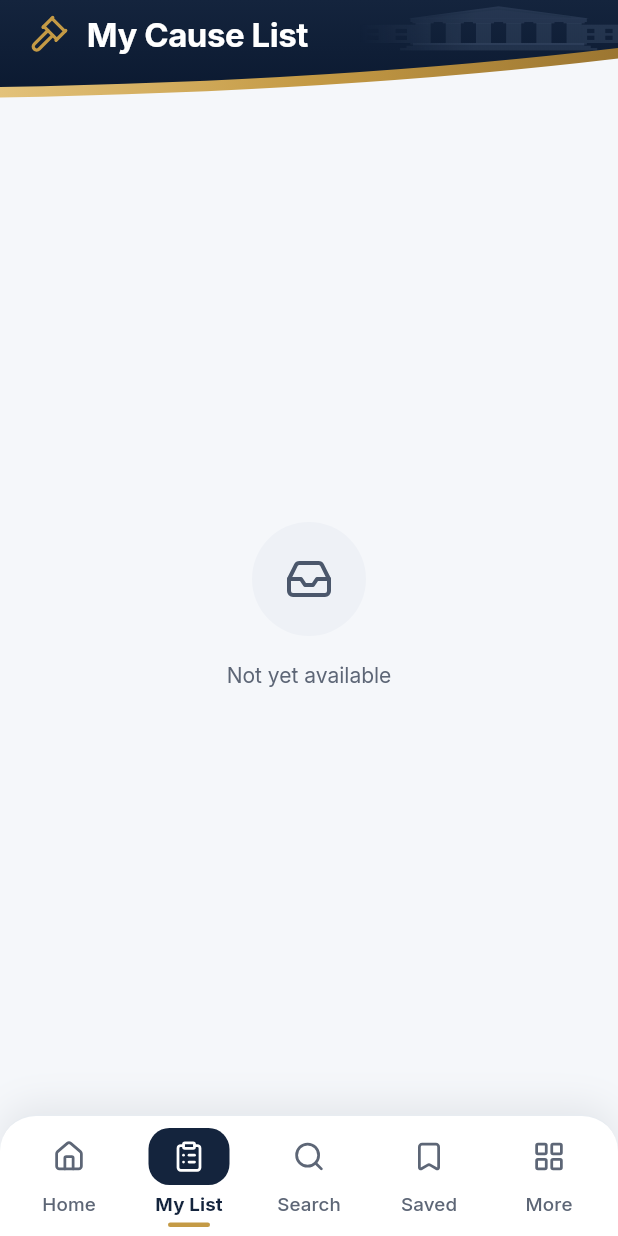
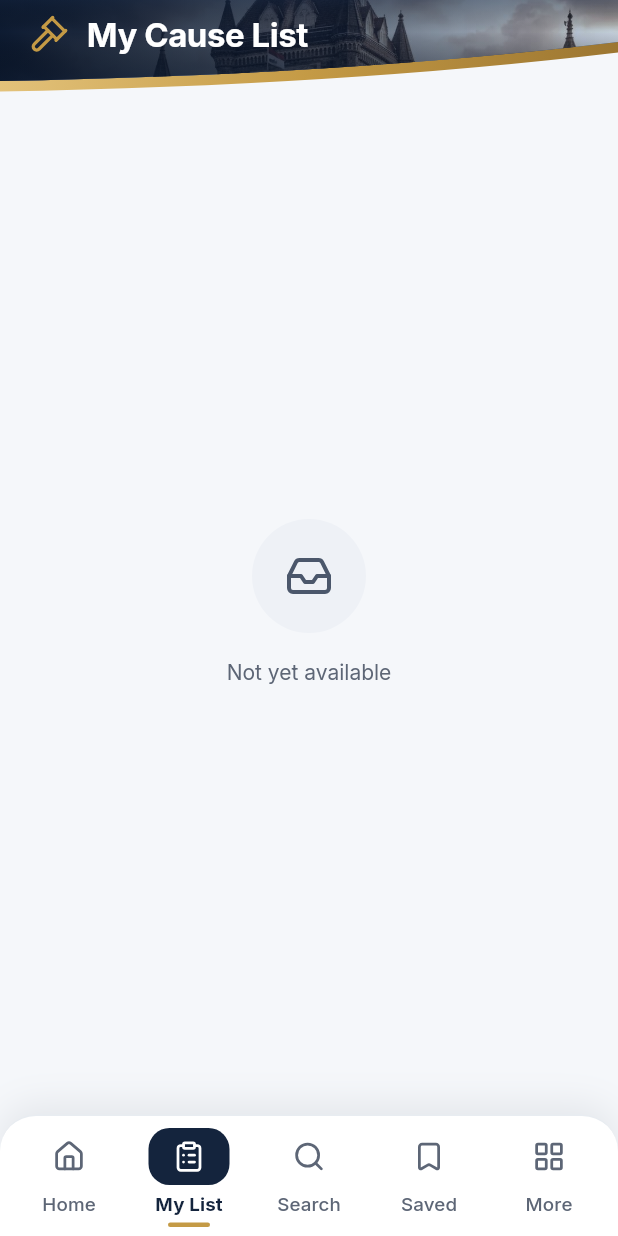
Before and after one commit to Advocatemate/advocatemate, a Flutter app: the DashboardScreen screen opened by its route, after a tap on "My Cause List · Today", on a phone screen of 412 x 824 dp. Run offline on Flutter 3.47's test engine with Material 3 defaults, Android fonts, the phone set to English and light mode, and no system bars; our stand-ins replace dio, firebase_core, firebase_crashlytics, firebase_messaging, flutter_riverpod, flutter_secure_storage and 7 more; missing offline and left inert: pdfx; accounts and stored records are empty; network calls fail; statements that could not run were skipped.

Commit message:
Add the AdvocateMate logo and courthouse photo; rework the dark theme
- Logo: the owner's emblem as BrandMark (home, splash, sign-in, banner)
  and as the Android/iOS launcher icons.
- Home and My List headers use the owner's courthouse photo, navy-toned
  and clipped to the gold curve, with a fade that keeps text readable;
  the Justice for All banner uses a gold-toned version. The drawn
  courthouse is removed.
- Dark theme: charcoal surfaces with gold accents instead of all-blue;
  navy only in hero headers; feature cards get charcoal gradients with a
  faint gold edge (new featureTop/featureBottom/featureBorder tokens).
- My List spacing tightened so the first cases fit on a 900-dp screen.

Co-Authored-By: Claude Opus 5.5 <noreply@anthropic.com>

```diff
--- a/mobile/lib/features/authentication/auth_layout.dart
+++ b/mobile/lib/features/authentication/auth_layout.dart
@@ -38,7 +38,7 @@ class AuthLayout extends StatelessWidget {
                     padding: EdgeInsets.fromLTRB(AppSpacing.xl, compactHero ? 28 : 44, AppSpacing.xl, 72),
                     child: Column(
                       children: [
-                        BrandMark(size: compactHero ? 60 : 76),
+                        BrandMark(size: compactHero ? 76 : 96),
                         const SizedBox(height: AppSpacing.lg),
                         Text(
                           l.appName,
--- a/mobile/lib/features/authentication/splash_screen.dart
+++ b/mobile/lib/features/authentication/splash_screen.dart
@@ -40,7 +40,7 @@ class _SplashScreenState extends ConsumerState<SplashScreen> {
             child: Column(
               children: [
                 const Spacer(flex: 3),
-                const FadeSlideIn(child: BrandMark(size: 92)),
+                const FadeSlideIn(child: BrandMark(size: 128)),
                 const SizedBox(height: AppSpacing.xl),
                 FadeSlideIn(
                   order: 1,
--- a/mobile/lib/features/dashboard/dashboard_screen.dart
+++ b/mobile/lib/features/dashboard/dashboard_screen.dart
@@ -93,14 +93,8 @@ class _Hero extends StatelessWidget {
       painter: HeroBackgroundPainter(top: tk.heroTop, bottom: tk.heroBottom, curve: 44),
       child: Stack(
         children: [
-          Positioned(
-            right: 0,
-            bottom: 40,
-            width: MediaQuery.sizeOf(context).width * .55,
-            height: 190,
-            child: const ExcludeSemantics(
-              child: CustomPaint(painter: CourthousePainter(color: Color(0x388FA6C9))),
-            ),
+          Positioned.fill(
+            child: HeroPhoto(top: tk.heroTop, bottom: tk.heroBottom, curve: 44),
           ),
           SafeArea(
             bottom: false,
@@ -111,7 +105,7 @@ class _Hero extends StatelessWidget {
                 children: [
                   Row(
                     children: [
-                      const Icon(LucideIcons.scale, color: AppColors.gold, size: 40),
+                      const BrandMark(size: 52, shadow: false),
                       const SizedBox(width: AppSpacing.md),
                       Expanded(
                         child: Column(
@@ -271,10 +265,11 @@ class _MyListCard extends StatelessWidget {
     return DecoratedBox(
       decoration: BoxDecoration(
         borderRadius: br,
-        gradient: const LinearGradient(
+        border: Border.all(color: context.tokens.featureBorder),
+        gradient: LinearGradient(
           begin: Alignment.topLeft,
           end: Alignment.bottomRight,
-          colors: [AppColors.navy, AppColors.navyDeep],
+          colors: [context.tokens.featureTop, context.tokens.featureBottom],
         ),
         boxShadow: const [BoxShadow(color: Color(0x330B1930), blurRadius: 18, offset: Offset(0, 8))],
       ),
@@ -667,24 +662,37 @@ class _JusticeBanner extends StatelessWidget {
       clipBehavior: Clip.antiAlias,
       decoration: BoxDecoration(
         borderRadius: BorderRadius.circular(20),
-        gradient: const LinearGradient(colors: [AppColors.navyDeep, AppColors.navy, AppColors.navyLight]),
+        border: Border.all(color: context.tokens.featureBorder),
+        gradient: LinearGradient(
+          colors: Theme.of(context).brightness == Brightness.light
+              ? const [AppColors.navyDeep, AppColors.navy, AppColors.navyLight]
+              : [context.tokens.featureBottom, context.tokens.featureTop],
+        ),
       ),
       child: Stack(
         children: [
+          // Gold-toned courthouse photo fading in from the right.
           Positioned(
-            right: -6,
-            top: 10,
+            right: 0,
+            top: 0,
             bottom: 0,
-            width: 150,
-            child: const ExcludeSemantics(
-              child: CustomPaint(painter: CourthousePainter(color: Color(0x66C49A45))),
+            width: 170,
+            child: ExcludeSemantics(
+              child: ShaderMask(
+                blendMode: BlendMode.dstIn,
+                shaderCallback: (r) => const LinearGradient(
+                  colors: [Colors.transparent, Color(0xCCFFFFFF), Colors.white],
+                  stops: [0, .45, 1],
+                ).createShader(r),
+                child: Image.asset('assets/images/court_banner.jpg', fit: BoxFit.cover, alignment: Alignment.topCenter),
+              ),
             ),
           ),
           Padding(
             padding: const EdgeInsets.symmetric(horizontal: AppSpacing.lg + 4),
             child: Row(
               children: [
-                const Icon(LucideIcons.scale, color: AppColors.gold, size: 44),
+                const BrandMark(size: 56, shadow: false),
                 Container(
                   width: 1,
                   height: 48,
--- a/mobile/lib/features/my_cause_list/my_cause_list_screen.dart
+++ b/mobile/lib/features/my_cause_list/my_cause_list_screen.dart
@@ -166,7 +166,7 @@ class _MyCauseListScreenState extends ConsumerState<MyCauseListScreen> {
         else
           for (final g in groups) ...[
             Padding(
-              padding: AppLayout.page(context, top: AppSpacing.lg, bottom: AppSpacing.md - 2),
+              padding: AppLayout.page(context, top: AppSpacing.md, bottom: AppSpacing.sm + 2),
               child: _CourtHeader(court: g.court, count: g.cases.length),
             ),
             for (final c in g.cases)
@@ -212,19 +212,13 @@ class _ListHeader extends StatelessWidget {
       painter: HeroBackgroundPainter(top: tk.heroTop, bottom: tk.heroBottom, curve: 26),
       child: Stack(
         children: [
-          Positioned(
-            right: 0,
-            top: 0,
-            bottom: 30,
-            width: MediaQuery.sizeOf(context).width * .42,
-            child: const ExcludeSemantics(
-              child: CustomPaint(painter: CourthousePainter(color: Color(0x268FA6C9))),
-            ),
+          Positioned.fill(
+            child: HeroPhoto(top: tk.heroTop, bottom: tk.heroBottom, curve: 26, textSide: .97),
           ),
           SafeArea(
             bottom: false,
             child: Padding(
-              padding: const EdgeInsets.only(top: AppSpacing.sm, bottom: 28),
+              padding: const EdgeInsets.only(top: AppSpacing.sm, bottom: 24),
               child: Column(
                 crossAxisAlignment: CrossAxisAlignment.start,
                 children: [
@@ -291,10 +285,11 @@ class _SummaryCard extends StatelessWidget {
       clipBehavior: Clip.antiAlias,
       decoration: BoxDecoration(
         borderRadius: BorderRadius.circular(22),
-        gradient: const LinearGradient(
+        border: Border.all(color: context.tokens.featureBorder),
+        gradient: LinearGradient(
           begin: Alignment.topLeft,
           end: Alignment.bottomRight,
-          colors: [AppColors.navy, AppColors.navyDeep],
+          colors: [context.tokens.featureTop, context.tokens.featureBottom],
         ),
         boxShadow: const [BoxShadow(color: Color(0x330B1930), blurRadius: 18, offset: Offset(0, 8))],
       ),
@@ -313,7 +308,7 @@ class _SummaryCard extends StatelessWidget {
             child: CustomPaint(painter: GoldSwooshPainter()),
           ),
           Padding(
-            padding: const EdgeInsets.fromLTRB(AppSpacing.lg + 4, AppSpacing.md + 2, AppSpacing.lg, AppSpacing.lg),
+            padding: const EdgeInsets.fromLTRB(AppSpacing.lg + 4, AppSpacing.md + 2, AppSpacing.lg, AppSpacing.md),
             child: Column(
               crossAxisAlignment: CrossAxisAlignment.start,
               children: [
--- a/mobile/lib/shared/widgets/brand_art.dart
+++ b/mobile/lib/shared/widgets/brand_art.dart
@@ -1,92 +1,6 @@
 import 'package:material_ui/material_ui.dart';
 
 import '../../theme/app_theme.dart';
-
-/// Classical courthouse silhouette (pediment, columns, wings, steps) drawn in code — no image asset.
-/// [color] is the base tone; the drawing fades out towards the left so text in front stays readable.
-class CourthousePainter extends CustomPainter {
-  const CourthousePainter({required this.color, this.fadeLeft = true});
-  final Color color;
-  final bool fadeLeft;
-
-  @override
-  void paint(Canvas canvas, Size size) {
-    final w = size.width, h = size.height;
-    final rect = Offset.zero & size;
-    final fill = Paint()
-      ..shader = LinearGradient(
-        begin: Alignment.centerLeft,
-        end: Alignment.centerRight,
-        colors: fadeLeft ? [color.withValues(alpha: 0), color, color] : [color, color],
-        stops: fadeLeft ? const [0, .45, 1] : null,
-      ).createShader(rect);
-    final line = Paint()
-      ..color = color.withValues(alpha: color.a * .9)
-      ..style = PaintingStyle.stroke
-      ..strokeWidth = w * .006;
-
-    // Own layer so the window cut-outs (dstOut) only erase the building, not the hero behind it.
-    canvas.saveLayer(rect, Paint());
-    final baseY = h * .96;
-    final mainL = w * .22, mainR = w * .86;
-    final colTop = h * .42, colBottom = h * .82;
-
-    // Steps
-    for (var i = 0; i < 3; i++) {
-      final inset = i * w * .025;
-      canvas.drawRect(
-        Rect.fromLTRB(
-          mainL - w * .06 + inset,
-          baseY - (i + 1) * h * .045,
-          mainR + w * .06 - inset,
-          baseY - i * h * .045,
-        ),
-        fill,
-      );
-    }
-    // Side wings with windows
-    for (final (l, r) in [(0.0, mainL), (mainR, w)]) {
-      canvas.drawRect(Rect.fromLTRB(l, h * .5, r, colBottom), fill);
-      canvas.drawRect(Rect.fromLTRB(l, h * .47, r, h * .5), fill);
-      for (var row = 0; row < 2; row++) {
-        for (var c = 0; c < 2; c++) {
-          final cw = (r - l) / 2;
-          final x = l + cw * c + cw * .3;
-          final y = h * .55 + row * h * .13;
-          canvas.drawRect(Rect.fromLTWH(x, y, cw * .4, h * .08), Paint()..blendMode = BlendMode.dstOut);
-        }
-      }
-    }
-    // Entablature + pediment
-    canvas.drawRect(Rect.fromLTRB(mainL - w * .02, colTop - h * .07, mainR + w * .02, colTop), fill);
-    final ped = Path()
-      ..moveTo(mainL - w * .03, colTop - h * .07)
-      ..lineTo((mainL + mainR) / 2, h * .12)
-      ..lineTo(mainR + w * .03, colTop - h * .07)
-      ..close();
-    canvas.drawPath(ped, fill);
-    canvas.drawPath(
-      Path()
-        ..moveTo(mainL + w * .04, colTop - h * .09)
-        ..lineTo((mainL + mainR) / 2, h * .17)
-        ..lineTo(mainR - w * .04, colTop - h * .09),
-      line..blendMode = BlendMode.dstOut,
-    );
-    // Columns
-    const n = 6;
-    final colW = (mainR - mainL) / (n * 2 - 1);
-    for (var i = 0; i < n; i++) {
-      final x = mainL + i * colW * 2;
-      canvas.drawRect(Rect.fromLTRB(x, colTop + h * .02, x + colW, colBottom), fill);
-      canvas.drawRect(Rect.fromLTRB(x - colW * .2, colTop, x + colW * 1.2, colTop + h * .025), fill);
-    }
-    canvas.drawRect(Rect.fromLTRB(mainL - w * .02, colBottom, mainR + w * .02, colBottom + h * .03), fill);
-    canvas.restore();
-  }
-
-  @override
-  bool shouldRepaint(CourthousePainter old) => old.color != color || old.fadeLeft != fadeLeft;
-}
 
 /// Navy hero whose bottom edge sweeps up to the right, trimmed with a gold band.
 class HeroBackgroundPainter extends CustomPainter {
@@ -169,3 +83,74 @@ class GoldSwooshPainter extends CustomPainter {
   @override
   bool shouldRepaint(GoldSwooshPainter old) => false;
 }
+
+/// The navy body of [HeroBackgroundPainter] as a clip, so a photo can sit inside the curved hero.
+class HeroCurveClipper extends CustomClipper<Path> {
+  const HeroCurveClipper({this.curve = 40});
+  final double curve;
+
+  @override
+  Path getClip(Size size) => Path()
+    ..moveTo(0, 0)
+    ..lineTo(0, size.height - 7)
+    ..quadraticBezierTo(size.width * .55, size.height - 7 - curve * .15, size.width, size.height - 7 - curve)
+    ..lineTo(size.width, 0)
+    ..close();
+
+  @override
+  bool shouldReclip(HeroCurveClipper old) => old.curve != curve;
+}
+
+/// Realistic courthouse photo for hero headers: clipped to the hero curve, with a navy fade from the
+/// left (where the text sits) and from the bottom, so white text always stays readable.
+class HeroPhoto extends StatelessWidget {
+  const HeroPhoto({super.key, required this.top, required this.bottom, this.curve = 40, this.textSide = .94});
+  final Color top;
+  final Color bottom;
+  final double curve;
+
+  /// Opacity of the navy fade at the left edge.
+  final double textSide;
+
+  @override
+  Widget build(BuildContext context) {
+    return ExcludeSemantics(
+      child: ClipPath(
+        clipper: HeroCurveClipper(curve: curve),
+        child: Stack(
+          fit: StackFit.expand,
+          children: [
+            Image.asset(
+              'assets/images/court_hero.jpg',
+              fit: BoxFit.cover,
+              alignment: const Alignment(.7, -.55),
+              filterQuality: FilterQuality.medium,
+            ),
+            DecoratedBox(
+              decoration: BoxDecoration(
+                gradient: LinearGradient(
+                  colors: [
+                    bottom.withValues(alpha: textSide),
+                    bottom.withValues(alpha: textSide * .66),
+                    bottom.withValues(alpha: .08),
+                  ],
+                  stops: const [0, .48, 1],
+                ),
+              ),
+            ),
+            DecoratedBox(
+              decoration: BoxDecoration(
+                gradient: LinearGradient(
+                  begin: Alignment.topCenter,
+                  end: Alignment.bottomCenter,
+                  colors: [top.withValues(alpha: .35), Colors.transparent, bottom.withValues(alpha: .6)],
+                  stops: const [0, .35, 1],
+                ),
+              ),
+            ),
+          ],
+        ),
+      ),
+    );
+  }
+}
--- a/mobile/lib/shared/widgets/ui_kit.dart
+++ b/mobile/lib/shared/widgets/ui_kit.dart
@@ -379,8 +379,9 @@ class AppLoader extends StatelessWidget {
 
 /// AdvocateMate mark: gold scales of justice on a navy tile (drawn, no external asset).
 class BrandMark extends StatelessWidget {
-  const BrandMark({super.key, this.size = 64});
+  const BrandMark({super.key, this.size = 64, this.shadow = true});
   final double size;
+  final bool shadow;
 
   @override
   Widget build(BuildContext context) {
@@ -391,16 +392,10 @@ class BrandMark extends StatelessWidget {
         width: size,
         height: size,
         decoration: BoxDecoration(
-          borderRadius: BorderRadius.circular(size * .28),
-          gradient: const LinearGradient(
-            begin: Alignment.topLeft,
-            end: Alignment.bottomRight,
-            colors: [AppColors.navyLight, AppColors.navyDeep],
-          ),
-          border: Border.all(color: AppColors.gold.withValues(alpha: .75), width: 1.5),
-          boxShadow: const [BoxShadow(color: Color(0x330B1930), blurRadius: 18, offset: Offset(0, 8))],
+          shape: BoxShape.circle,
+          boxShadow: shadow ? const [BoxShadow(color: Color(0x55000000), blurRadius: 18, offset: Offset(0, 8))] : null,
         ),
-        child: Icon(AppIcons.judge, color: AppColors.gold, size: size * .5),
+        child: Image.asset('assets/images/logo.png', width: size, height: size, filterQuality: FilterQuality.medium),
       ),
     );
   }
--- a/mobile/lib/theme/app_theme.dart
+++ b/mobile/lib/theme/app_theme.dart
@@ -29,13 +29,14 @@ abstract final class AppColors {
   static const charcoal = textPrimary;
   static const muted = textSecondary;
 
-  // Dark mode
-  static const darkBackground = Color(0xFF0A1220);
-  static const darkSurface = Color(0xFF121D2E);
-  static const darkSurfaceHigh = Color(0xFF1A263A);
-  static const darkText = Color(0xFFE7EAF0);
-  static const darkTextSecondary = Color(0xFFA9B2C1);
-  static const darkOutline = Color(0xFF2A3850);
+  // Dark mode: warm charcoal surfaces with gold accents (not blue), navy kept for the hero only.
+  static const darkBackground = Color(0xFF0E1013);
+  static const darkSurface = Color(0xFF181B20);
+  static const darkSurfaceHigh = Color(0xFF22262D);
+  static const darkText = Color(0xFFEDEEF0);
+  static const darkTextSecondary = Color(0xFFA9ADB5);
+  static const darkOutline = Color(0xFF2B2F37);
+  static const goldLight = Color(0xFFE2C27F);
 }
 
 /// Font families declared in pubspec.yaml (bundled, not taken from the device).
@@ -90,6 +91,9 @@ class AppTokens extends ThemeExtension<AppTokens> {
     required this.heroTop,
     required this.heroBottom,
     required this.subtleFill,
+    required this.featureTop,
+    required this.featureBottom,
+    required this.featureBorder,
   });
 
   final Color gold;
@@ -109,6 +113,11 @@ class AppTokens extends ThemeExtension<AppTokens> {
   /// Tinted fill for icon badges, item-number blocks and skeletons.
   final Color subtleFill;
 
+  /// Gradient and edge of the dark "feature" cards (My Cause List, banners).
+  final Color featureTop;
+  final Color featureBottom;
+  final Color featureBorder;
+
   static const light = AppTokens(
     gold: AppColors.gold,
     goldText: AppColors.goldDeep,
@@ -124,23 +133,29 @@ class AppTokens extends ThemeExtension<AppTokens> {
     heroTop: AppColors.navy,
     heroBottom: AppColors.navyDeep,
     subtleFill: Color(0xFFEEF1F6),
+    featureTop: AppColors.navy,
+    featureBottom: AppColors.navyDeep,
+    featureBorder: Color(0x00000000),
   );
 
   static const dark = AppTokens(
     gold: AppColors.gold,
-    goldText: Color(0xFFDDBB74),
-    goldSoft: Color(0xFF2F2818),
+    goldText: AppColors.goldLight,
+    goldSoft: Color(0xFF2E2719),
     onGoldSoft: Color(0xFFEBD3A0),
     success: Color(0xFF5FCB94),
     warning: Color(0xFFF0AE52),
     danger: Color(0xFFF2B8B5),
-    info: Color(0xFF9DB7E3),
+    info: Color(0xFFB9C3D3),
     textSecondary: AppColors.darkTextSecondary,
-    textTertiary: Color(0xFF808B9D),
+    textTertiary: Color(0xFF7F848D),
     cardBorder: AppColors.darkOutline,
-    heroTop: Color(0xFF13213A),
-    heroBottom: Color(0xFF0B1528),
+    heroTop: Color(0xFF142035),
+    heroBottom: Color(0xFF0C1220),
     subtleFill: AppColors.darkSurfaceHigh,
+    featureTop: Color(0xFF242832),
+    featureBottom: Color(0xFF15171C),
+    featureBorder: Color(0x40C49A45),
   );
 
   @override
@@ -165,6 +180,9 @@ class AppTokens extends ThemeExtension<AppTokens> {
       heroTop: c(heroTop, other.heroTop),
       heroBottom: c(heroBottom, other.heroBottom),
       subtleFill: c(subtleFill, other.subtleFill),
+      featureTop: c(featureTop, other.featureTop),
+      featureBottom: c(featureBottom, other.featureBottom),
+      featureBorder: c(featureBorder, other.featureBorder),
     );
   }
 }
@@ -212,25 +230,25 @@ class AppTheme {
     tokens: AppTokens.dark,
     scheme: const ColorScheme(
       brightness: Brightness.dark,
-      primary: Color(0xFFB4C7E8),
-      onPrimary: AppColors.navyDeep,
-      primaryContainer: Color(0xFF1E2E48),
-      onPrimaryContainer: Color(0xFFD6E1F3),
+      primary: AppColors.goldLight,
+      onPrimary: Color(0xFF1C1609),
+      primaryContainer: Color(0xFF2E2719),
+      onPrimaryContainer: Color(0xFFF3E3BF),
       secondary: AppColors.gold,
       onSecondary: AppColors.navyDeep,
-      secondaryContainer: Color(0xFF2F2818),
+      secondaryContainer: Color(0xFF2E2719),
       onSecondaryContainer: Color(0xFFEBD3A0),
       error: Color(0xFFF2B8B5),
       onError: Color(0xFF601410),
       surface: AppColors.darkSurface,
       onSurface: AppColors.darkText,
       onSurfaceVariant: AppColors.darkTextSecondary,
-      surfaceContainerLowest: Color(0xFF0E1726),
-      surfaceContainerLow: Color(0xFF141F31),
-      surfaceContainer: Color(0xFF172236),
+      surfaceContainerLowest: Color(0xFF121418),
+      surfaceContainerLow: Color(0xFF15181C),
+      surfaceContainer: Color(0xFF1C1F25),
       surfaceContainerHigh: AppColors.darkSurfaceHigh,
-      surfaceContainerHighest: Color(0xFF213049),
-      outline: Color(0xFF34435C),
+      surfaceContainerHighest: Color(0xFF2A2E36),
+      outline: Color(0xFF3A3F48),
       outlineVariant: AppColors.darkOutline,
       shadow: Colors.black,
       surfaceTint: Colors.transparent,
```
Also changed, not shown: mobile/assets/images/app_icon.png, mobile/assets/images/court_banner.jpg (added), mobile/assets/images/court_hero.jpg (added), mobile/assets/images/logo.png (added), 21 other files.
